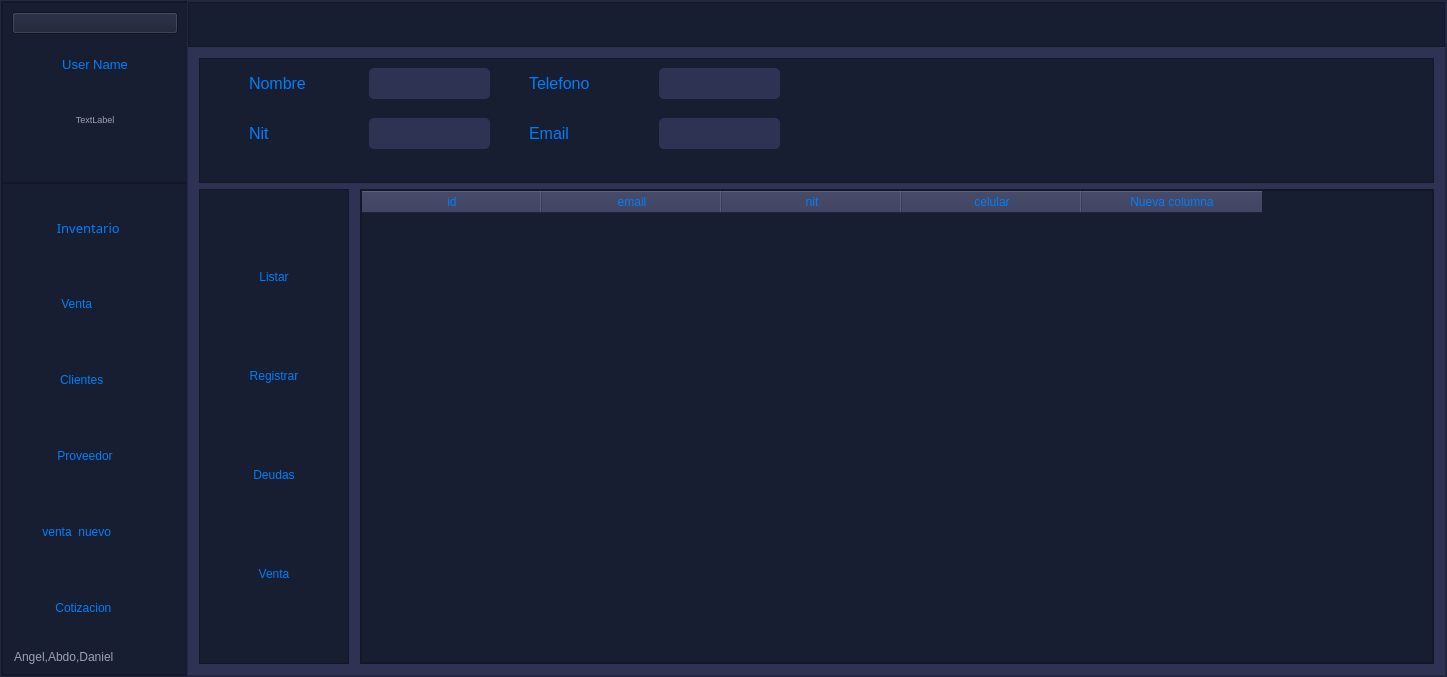
Qt form View/nuevo_menu.ui (DanielSajvin/Proyecto_basedatos) before a commit.
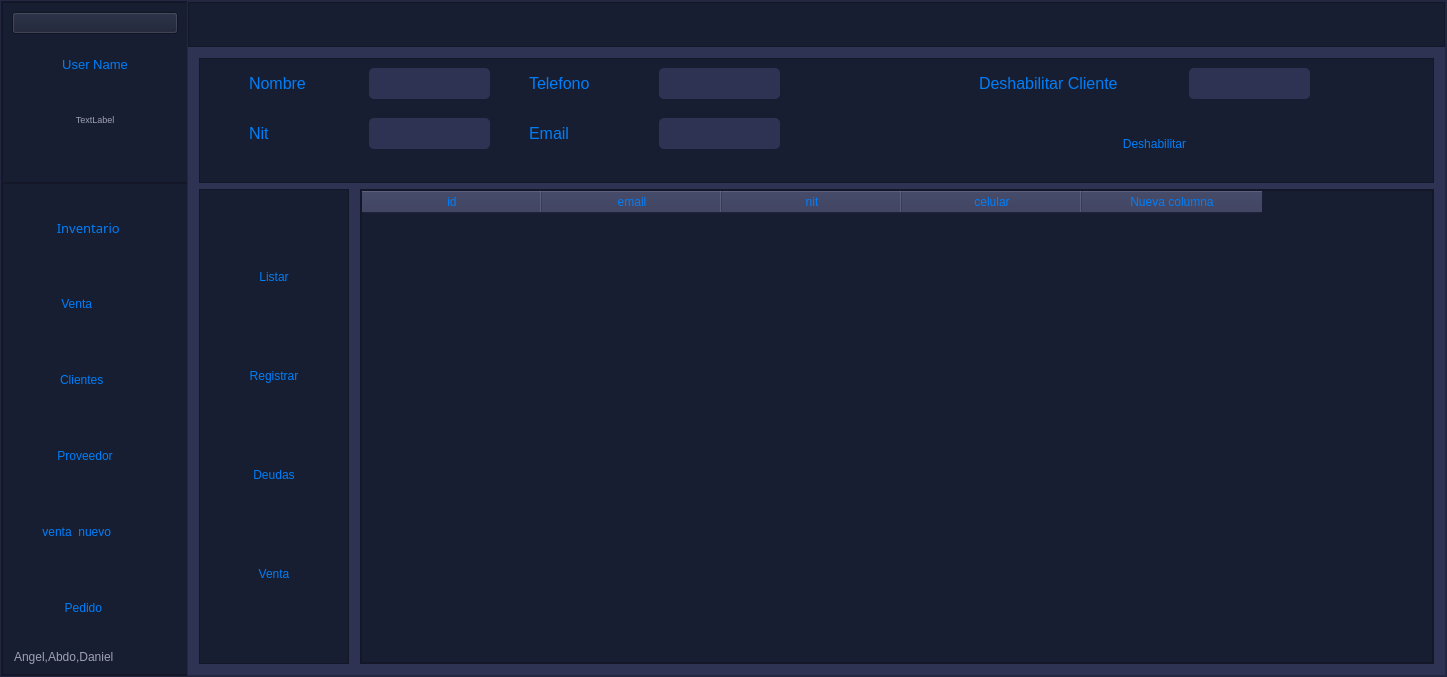
The same form after that commit. The open tabs and pages were chosen to show the change. Icons and pictures are not drawn.

Patch:
```diff
--- a/View/nuevo_menu.ui
+++ b/View/nuevo_menu.ui
@@ -433,7 +433,7 @@
                 <enum>Qt::RightToLeft</enum>
                </property>
                <property name="text">
-                <string>Cotizacion       </string>
+                <string>Pedido       </string>
                </property>
                <property name="icon">
                 <iconset>
@@ -3230,6 +3230,53 @@
                   <string notr="true"/>
                  </property>
                 </widget>
+                <widget class="QLabel" name="label_38">
+                 <property name="geometry">
+                  <rect>
+                   <x>780</x>
+                   <y>10</y>
+                   <width>191</width>
+                   <height>31</height>
+                  </rect>
+                 </property>
+                 <property name="font">
+                  <font>
+                   <pointsize>12</pointsize>
+                  </font>
+                 </property>
+                 <property name="styleSheet">
+                  <string notr="true"/>
+                 </property>
+                 <property name="text">
+                  <string>Deshabilitar Cliente</string>
+                 </property>
+                </widget>
+                <widget class="QLineEdit" name="celular_cliente_2">
+                 <property name="geometry">
+                  <rect>
+                   <x>990</x>
+                   <y>10</y>
+                   <width>121</width>
+                   <height>31</height>
+                  </rect>
+                 </property>
+                 <property name="styleSheet">
+                  <string notr="true"/>
+                 </property>
+                </widget>
+                <widget class="QPushButton" name="pushButton">
+                 <property name="geometry">
+                  <rect>
+                   <x>880</x>
+                   <y>70</y>
+                   <width>151</width>
+                   <height>31</height>
+                  </rect>
+                 </property>
+                 <property name="text">
+                  <string>Deshabilitar</string>
+                 </property>
+                </widget>
                </widget>
               </item>
               <item row="1" column="1" rowspan="2">
```
Left out of the diff: 2 changed lines with no effect on the pictures.
